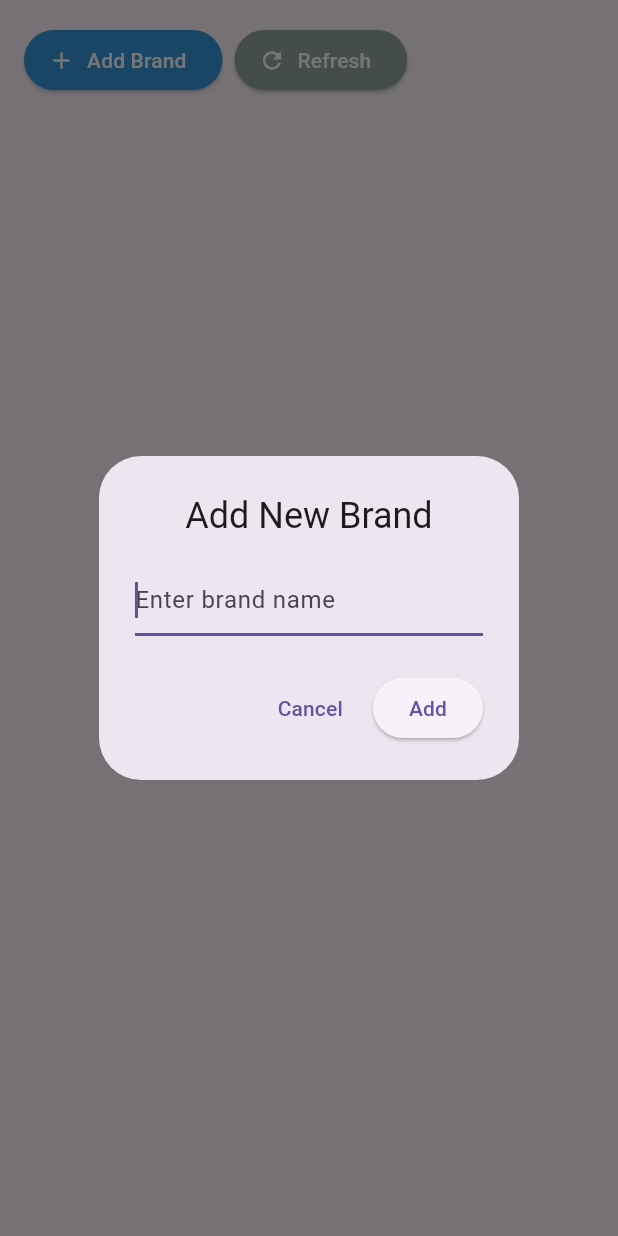
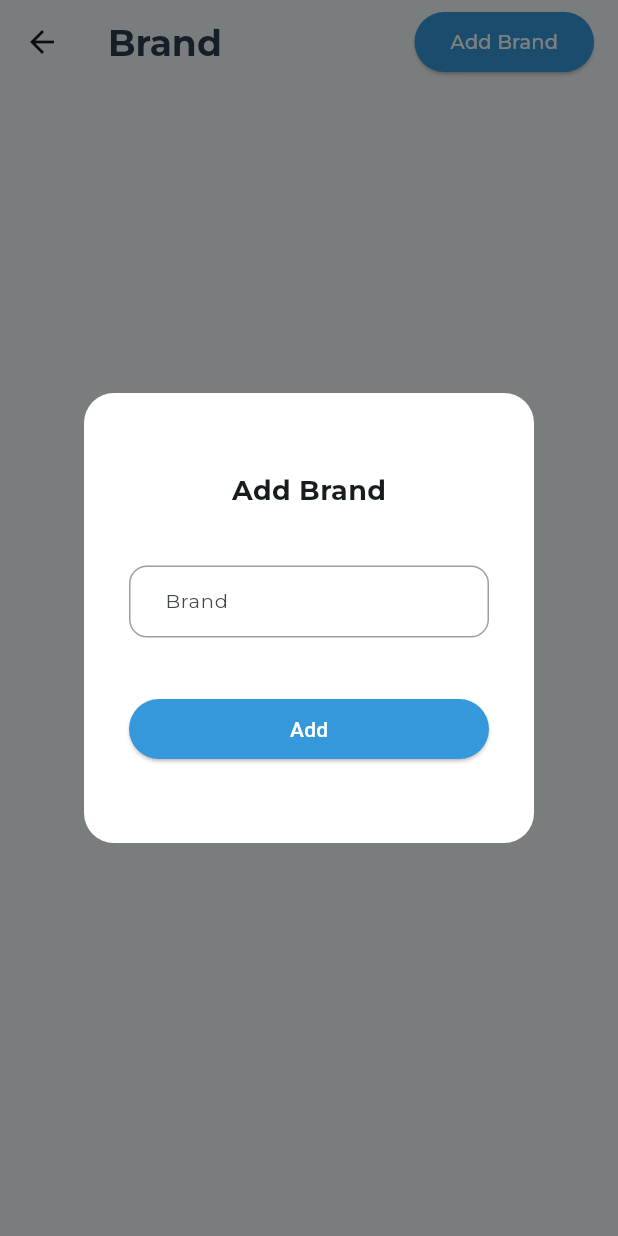
Before and after one commit to soemintheinsmt6/Mobile-Service-Manager, a Flutter app: the BrandListScreen screen opened directly, after a tap on "Add Brand", on a phone screen of 412 x 824 dp. Run offline on Flutter 3.47's test engine with Material 3 defaults, Android fonts, the phone set to English and light mode, and no system bars; our stand-ins replace flutter_riverpod, google_fonts, objectbox, rflutter_alert, riverpod; missing offline and left inert: window_size; generated files the repository leaves out were written again.

Commit message:
fix: brand list UI

```diff
--- a/lib/constants/constants.dart
+++ b/lib/constants/constants.dart
@@ -1,3 +1,18 @@
+import 'package:flutter/material.dart';
 import 'package:google_fonts/google_fonts.dart';
+import 'app_colors.dart';
 
-final kDefaultFontStyle = GoogleFonts.montserrat(fontSize: 13);
+final kDefaultTextStyle = GoogleFonts.montserrat(fontSize: 13);
+
+final kBodyTextStyle = GoogleFonts.montserrat(fontSize: 15);
+
+final kLargeBoldTextStyle = GoogleFonts.montserrat(
+  fontSize: 18,
+  fontWeight: FontWeight.bold,
+);
+
+final kHeaderTextStyle = GoogleFonts.montserrat(
+  fontSize: 24,
+  fontWeight: FontWeight.bold,
+  color: AppColors.headerText,
+);
--- a/lib/screens/brand_list_screen.dart
+++ b/lib/screens/brand_list_screen.dart
@@ -1,5 +1,9 @@
 import 'package:flutter/material.dart';
 import 'package:flutter_riverpod/flutter_riverpod.dart';
+import 'package:mobile_service_manager/constants/constants.dart';
+import 'package:mobile_service_manager/utils/utils.dart';
+import 'package:mobile_service_manager/widgets/add_new_item.dart';
+import 'package:mobile_service_manager/widgets/update_item.dart';
 import '../constants/app_colors.dart';
 import '../models/brand.dart';
 import '../providers/brand_provider.dart';
@@ -8,92 +12,75 @@ import '../widgets/brand_list_item.dart';
 class BrandListScreen extends ConsumerWidget {
   const BrandListScreen({super.key});
 
-  void _addNewBrand(BuildContext context, WidgetRef ref) {
-    final nameController = TextEditingController();
+  void _addNewBrand(BuildContext context, WidgetRef ref) async {
+    final result =
+        await showCustomDialog(context, child: const AddNewItem(name: 'Brand'));
 
-    showDialog(
-      context: context,
-      builder: (context) => AlertDialog(
-        title: Center(child: const Text('Add New Brand')),
-        content: TextField(
-          controller: nameController,
-          decoration: const InputDecoration(
-            hintText: 'Enter brand name',
-          ),
-          autofocus: true,
-        ),
-        actions: [
-          TextButton(
-            onPressed: () => Navigator.pop(context),
-            child: const Text('Cancel'),
-          ),
-          ElevatedButton(
-            onPressed: () {
-              if (nameController.text.trim().isNotEmpty) {
-                // Add the new brand to ObjectBox via the provider
-                ref
-                    .read(brandsProvider.notifier)
-                    .addBrand(Brand(name: nameController.text.trim()));
-                Navigator.pop(context);
+    if (result != null) {
+      final brand = result as String;
+
+      if (brand.isNotEmpty) {
+        ref.read(brandsProvider.notifier).addBrand(Brand(name: brand));
       }
-            },
-            child: const Text('Add'),
-          ),
-        ],
-      ),
-    );
+    }
+  }
+
+  void _updateBrand(BuildContext context, WidgetRef ref, Brand brand) async {
+    final result = await showCustomDialog(context,
+        width: 300, height: 220, child: UpdateItem(name: brand.name));
+
+    if (result != null) {
+      final updatedName = result as String;
+
+      if (updatedName.isNotEmpty) {
+        brand.name = updatedName;
+        ref.read(brandsProvider.notifier).updateBrand(brand);
+      }
+    }
   }
 
   @override
   Widget build(BuildContext context, WidgetRef ref) {
     final brands = ref.watch(brandsProvider);
 
-    return Padding(
-      padding: const EdgeInsets.all(16.0),
-      child: Column(
-        crossAxisAlignment: CrossAxisAlignment.start,
-        children: [
-          // Action buttons
-          Row(
-            children: [
-              ElevatedButton.icon(
+    return Scaffold(
+      appBar: AppBar(
+        title: Text('Brand', style: kHeaderTextStyle),
+        centerTitle: false,
+        actions: [
+          Padding(
+            padding: const EdgeInsets.only(right: 16.0),
+            child: ElevatedButton.icon(
               onPressed: () => _addNewBrand(context, ref),
-                icon: const Icon(Icons.add),
-                label: const Text('Add Brand'),
+              label: Text('Add Brand', style: kDefaultTextStyle),
               style: ElevatedButton.styleFrom(
                 backgroundColor: AppColors.primaryButton,
                 foregroundColor: Colors.white,
               ),
             ),
-              const SizedBox(width: 8),
-              ElevatedButton.icon(
-                onPressed: () {
-                  // Implement refresh functionality
-                },
-                icon: const Icon(Icons.refresh),
-                label: const Text('Refresh'),
-                style: ElevatedButton.styleFrom(
-                  backgroundColor: AppColors.secondaryButton,
-                  foregroundColor: Colors.white,
-                ),
           ),
         ],
       ),
-          Expanded(
-            child: ListView.builder(
+      body: ListView.builder(
+        padding: const EdgeInsets.all(16.0),
         itemCount: brands.length,
         itemBuilder: (context, index) {
+          final brand = brands[index];
           return BrandListItem(
-                  brand: brands[index],
-                  onTap: () {
-                    // Handle brand selection
+            brand: brand,
+            onTap: () {},
+            onEdit: () {
+              _updateBrand(context, ref, brand);
+            },
+            onDelete: () async {
+              final result = await showDeleteAlert(context);
+              if (result == true) {
+                ref.read(brandsProvider.notifier).deleteBrand(brand.id);
+              }
             },
           );
         },
       ),
-          ),
-        ],
-      ),
     );
   }
 }
--- /dev/null
+++ b/lib/utils/utils.dart
@@ -0,0 +1,75 @@
+import 'package:flutter/material.dart';
+import 'package:mobile_service_manager/constants/app_colors.dart';
+import 'package:mobile_service_manager/constants/constants.dart';
+import 'package:rflutter_alert/rflutter_alert.dart';
+
+Future<dynamic> showDeleteAlert(BuildContext context) async {
+  final alertStyle = AlertStyle(
+    isCloseButton: false,
+    titleStyle: kBodyTextStyle.copyWith(fontWeight: FontWeight.w600),
+    descStyle: kDefaultTextStyle,
+  );
+
+  final result = await Alert(
+    context: context,
+    style: alertStyle,
+    title: 'Delete!',
+    desc: 'Are you sure want to delete?',
+    buttons: [
+      DialogButton(
+        color: AppColors.primaryButton,
+        onPressed: () => Navigator.pop(context),
+        child: Text('Cancel',
+            style: kDefaultTextStyle.copyWith(color: Colors.white)),
+      ),
+      DialogButton(
+        color: AppColors.dangerButton,
+        onPressed: () {
+          Navigator.pop(context, true);
+        },
+        child: Text('Delete',
+            style: kDefaultTextStyle.copyWith(color: Colors.white)),
+      ),
+    ],
+  ).show();
+
+  return result;
+}
+
+Future<dynamic> showCustomDialog(BuildContext context,
+    {double width = 300, double height = 300, required Widget child}) async {
+  final result = await showGeneralDialog(
+      context: context,
+      barrierDismissible: true,
+      barrierLabel: MaterialLocalizations.of(context).modalBarrierDismissLabel,
+      barrierColor: Colors.black54.withOpacity(0.5),
+      transitionDuration: const Duration(milliseconds: 200),
+      pageBuilder: (BuildContext buildContext, Animation animation,
+          Animation secondaryAnimation) {
+        return Center(
+          child: SizedBox(
+            width: width,
+            height: height,
+            child: child,
+          ),
+        );
+      });
+
+  return result;
+}
+
+const kTextFieldDecoration = InputDecoration(
+  hintText: 'Enter a value',
+  contentPadding: EdgeInsets.symmetric(vertical: 10.0, horizontal: 20.0),
+  border: OutlineInputBorder(
+    borderRadius: BorderRadius.all(Radius.circular(12.0)),
+  ),
+  enabledBorder: OutlineInputBorder(
+    borderSide: BorderSide(color: Colors.grey, width: 1.0),
+    borderRadius: BorderRadius.all(Radius.circular(12.0)),
+  ),
+  focusedBorder: OutlineInputBorder(
+    borderSide: BorderSide(color: Colors.grey, width: 2.0),
+    borderRadius: BorderRadius.all(Radius.circular(12.0)),
+  ),
+);
--- /dev/null
+++ b/lib/widgets/add_new_item.dart
@@ -0,0 +1,68 @@
+import 'package:flutter/material.dart';
+import 'package:mobile_service_manager/constants/constants.dart';
+import '../constants/app_colors.dart';
+import 'custom_text_field.dart';
+
+class AddNewItem extends StatefulWidget {
+  const AddNewItem({super.key, required this.name});
+
+  final String name;
+
+  @override
+  State<AddNewItem> createState() => _AddNewItemState();
+}
+
+class _AddNewItemState extends State<AddNewItem> {
+  final TextEditingController _controller = TextEditingController();
+
+  @override
+  void dispose() {
+    _controller.dispose();
+    super.dispose();
+  }
+
+  @override
+  Widget build(BuildContext context) {
+    return Material(
+      type: MaterialType.transparency,
+      child: Container(
+        padding: const EdgeInsets.all(30),
+        decoration: const BoxDecoration(
+          color: Colors.white,
+          borderRadius: BorderRadius.all(Radius.circular(20)),
+        ),
+        child: Column(
+          mainAxisAlignment: MainAxisAlignment.spaceEvenly,
+          children: [
+            Text('Add ${widget.name}', style: kLargeBoldTextStyle),
+            SizedBox(
+              width: 300,
+              child: CustomTextField(
+                title: widget.name,
+                showTitle: false,
+                textInputType: TextInputType.text,
+                controller: _controller,
+              ),
+            ),
+            SizedBox(
+              width: double.infinity,
+              child: ElevatedButton.icon(
+                onPressed: () {
+                  Navigator.pop(context, _controller.text);
+                },
+                label: const Padding(
+                  padding: EdgeInsets.symmetric(vertical: 8.0),
+                  child: Text('Add'),
+                ),
+                style: ElevatedButton.styleFrom(
+                  backgroundColor: AppColors.primaryButton,
+                  foregroundColor: Colors.white,
+                ),
+              ),
+            ),
+          ],
+        ),
+      ),
+    );
+  }
+}
--- a/lib/widgets/custom_icon_button.dart
+++ b/lib/widgets/custom_icon_button.dart
@@ -17,6 +17,7 @@ class CustomIconButton extends StatelessWidget {
   @override
   Widget build(BuildContext context) {
     return GestureDetector(
+      onTap: onPressed,
       child: SizedBox(
         width: 40,
         height: 40,
--- /dev/null
+++ b/lib/widgets/custom_text_field.dart
@@ -0,0 +1,54 @@
+import 'package:flutter/material.dart';
+import 'package:mobile_service_manager/constants/constants.dart';
+import '../utils/utils.dart';
+
+class CustomTextField extends StatelessWidget {
+  const CustomTextField({
+    super.key,
+    required this.title,
+    this.showTitle = true,
+    this.controller,
+    this.onChanged,
+    this.padding = const EdgeInsets.symmetric(vertical: 15),
+    this.obscureText = false,
+    this.showHint = true,
+    this.textInputType = TextInputType.number,
+  });
+
+  final String title;
+  final bool showTitle;
+  final TextEditingController? controller;
+  final Function(String)? onChanged;
+  final EdgeInsetsGeometry padding;
+  final bool obscureText;
+  final bool showHint;
+  final TextInputType textInputType;
+
+  @override
+  Widget build(BuildContext context) {
+    return Padding(
+      padding: padding,
+      child: Column(
+        crossAxisAlignment: CrossAxisAlignment.start,
+        children: <Widget>[
+          if (showTitle)
+            Padding(
+              padding: const EdgeInsets.only(left: 4.0, bottom: 8),
+              child: Text(title, style: kDefaultTextStyle),
+            ),
+          TextField(
+            keyboardType: textInputType,
+            textInputAction: TextInputAction.next,
+            autofocus: false,
+            style: kDefaultTextStyle,
+            obscureText: obscureText,
+            decoration: kTextFieldDecoration.copyWith(
+                hintText: showHint ? title : null),
+            controller: controller,
+            onChanged: onChanged,
+          ),
+        ],
+      ),
+    );
+  }
+}
```
Also changed, not shown: lib/main.dart (+14 -30 lines), lib/widgets/brand_list_item.dart (+8 -4 lines), lib/widgets/update_item.dart (added, +73 -0 lines), pubspec.yaml (+1 -6 lines), pubspec.lock. Lines whose indentation alone changed are shown as unchanged.
